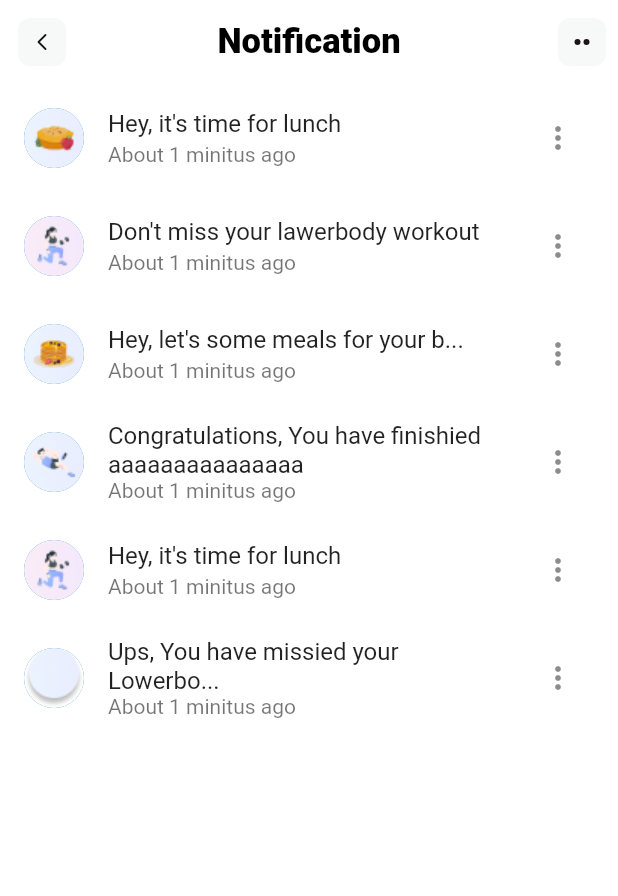
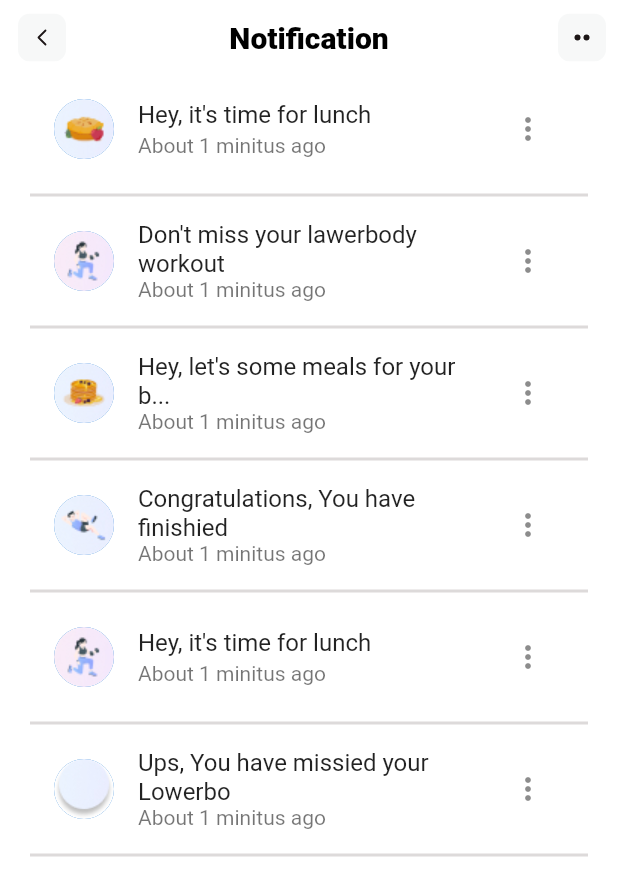
Before and after one commit to salvagb1/fitness, a Flutter app: the NotificationFitness screen opened directly, on a phone screen of 412 x 824 dp. Shown: the top 896 px of the screen. Run offline on Flutter 3.47's test engine with Material 2 defaults, Android fonts, the phone set to English and light mode, and no system bars; our stand-ins replace flutter_svg.

Commit message:
Update Comparasion.dart, welcome.dart

```diff
--- a/lib/components/appbar.dart
+++ b/lib/components/appbar.dart
@@ -1,3 +1,4 @@
+import 'package:fitness/pages/welcome_home.dart';
 import 'package:flutter/material.dart';
 import 'package:flutter_svg/flutter_svg.dart';
 
@@ -9,13 +10,14 @@ class AppBarcom extends StatelessWidget {
   Widget build(BuildContext context) {
     return AppBar(
       leading: IconButton(
-          onPressed: () {},
+          onPressed: () => Navigator.push(context,
+              MaterialPageRoute(builder: (context) => const WelcomeHome())),
           icon: SvgPicture.asset('assets/icons/backnavs.svg')),
       title: Text(
         titletext,
         style: const TextStyle(
           color: Colors.black,
-          fontSize: 30,
+          fontSize: 20,
           fontWeight: FontWeight.w900,
         ),
       ),
--- a/lib/pages/notification.dart
+++ b/lib/pages/notification.dart
@@ -1,7 +1,8 @@
 import 'package:fitness/pages/view_notification.dart';
-import 'package:fitness/pages/welcome_home.dart';
+
 import 'package:flutter/material.dart';
-import 'package:flutter_svg/flutter_svg.dart';
+
+import '../components/appbar.dart';
 
 List<ActivityPerson> _notifications = [
   ActivityPerson('assets/images/Ellipse1.jpg', "Hey, it's time for lunch",
@@ -10,14 +11,12 @@ List<ActivityPerson> _notifications = [
       "Don't miss your lawerbody workout", "About 1 minitus ago"),
   ActivityPerson('assets/images/Ellipse3.jpg',
       "Hey, let's some meals for your b...", "About 1 minitus ago"),
-  ActivityPerson(
-      'assets/images/Ellipse4.jpg',
-      "Congratulations, You have finishied aaaaaaaaaaaaaaa",
-      "About 1 minitus ago"),
+  ActivityPerson('assets/images/Ellipse4.jpg',
+      "Congratulations, You have finishied", "About 1 minitus ago"),
   ActivityPerson('assets/images/Ellipse5.jpg', "Hey, it's time for lunch",
       "About 1 minitus ago"),
   ActivityPerson('assets/images/Ellipse6.jpg',
-      "Ups, You have missied your Lowerbo...", "About 1 minitus ago"),
+      "Ups, You have missied your Lowerbo", "About 1 minitus ago"),
 ];
 
 class NotificationFitness extends StatefulWidget {
@@ -31,31 +30,22 @@ class _NotificationFitnessState extends State<NotificationFitness> {
   @override
   Widget build(BuildContext context) {
     return Scaffold(
-      appBar: AppBar(
-        leading: IconButton(
-            onPressed: () => Navigator.push(context,
-                MaterialPageRoute(builder: (context) => const WelcomeHome())),
-            icon: SvgPicture.asset('assets/icons/backnavs.svg')),
-        title: const Text(
-          'Notification',
-          style: TextStyle(
-            color: Colors.black,
-            fontWeight: FontWeight.w900,
-            fontSize: 23,
+      appBar: const PreferredSize(
+        child: AppBarcom(titletext: 'Notification'),
+        preferredSize: Size.fromHeight(50),
       ),
+      body: SingleChildScrollView(
+        padding: const EdgeInsets.only(
+          left: 20,
+          right: 20,
         ),
-        actions: [
-          IconButton(
-              onPressed: () {},
-              icon: SvgPicture.asset('assets/icons/detailnavs.svg'))
-        ],
-        centerTitle: true,
-      ),
-      body: ListView.builder(
+        child: ListView.builder(
           shrinkWrap: true,
           itemCount: _notifications.length,
           itemBuilder: (context, index) {
-          return ListTile(
+            return Column(
+              children: [
+                ListTile(
                   onTap: () => Navigator.push(
                       context,
                       MaterialPageRoute(
@@ -69,8 +59,15 @@ class _NotificationFitnessState extends State<NotificationFitness> {
                     onPressed: () {},
                     icon: const Icon(Icons.more_vert),
                   ),
+                ),
+                const Divider(
+                  color: Color(0xffDDDADA),
+                  thickness: 2,
+                )
+              ],
             );
           },
+        ),
       ),
     );
   }
```
Also changed, not shown: lib/components/first_button.dart (added, +40 -0 lines), lib/components/second_button.dart (added, +44 -0 lines), lib/components/select_month.dart (added, +44 -0 lines), lib/pages/comparison.dart (+25 -4 lines), lib/pages/navigatorbtn/camera_btn.dart (+21 -26 lines), lib/pages/results.dart (added, +21 -0 lines), lib/pages/welcome.dart (+9 -14 lines). Lines whose indentation alone changed are shown as unchanged.
